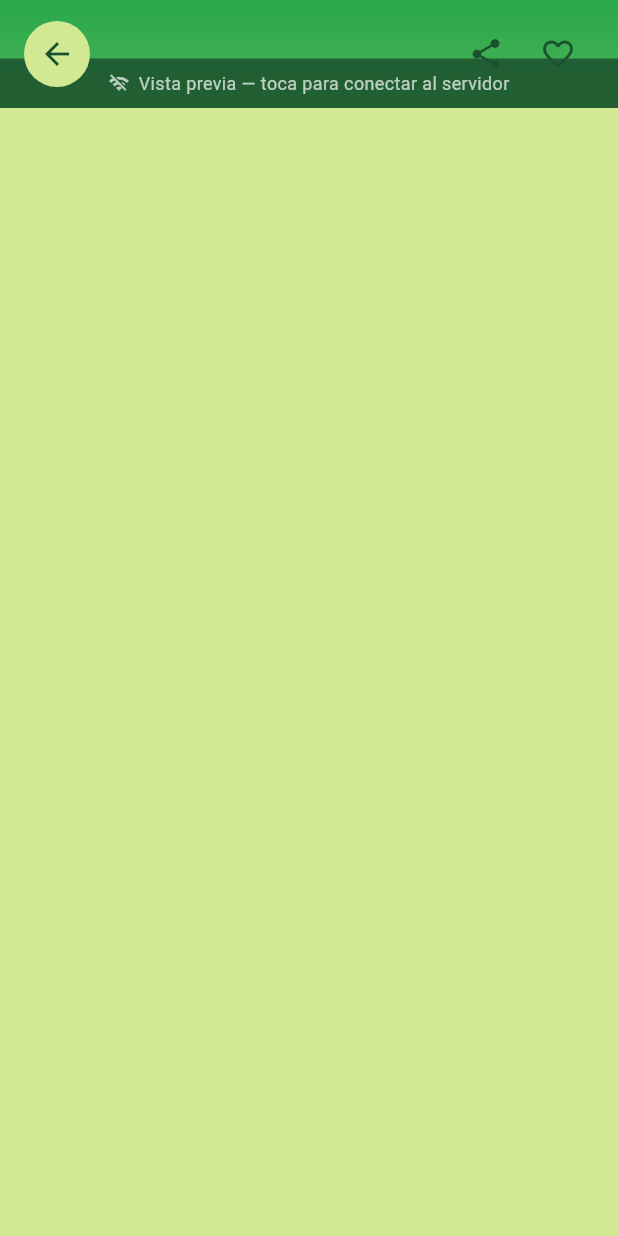
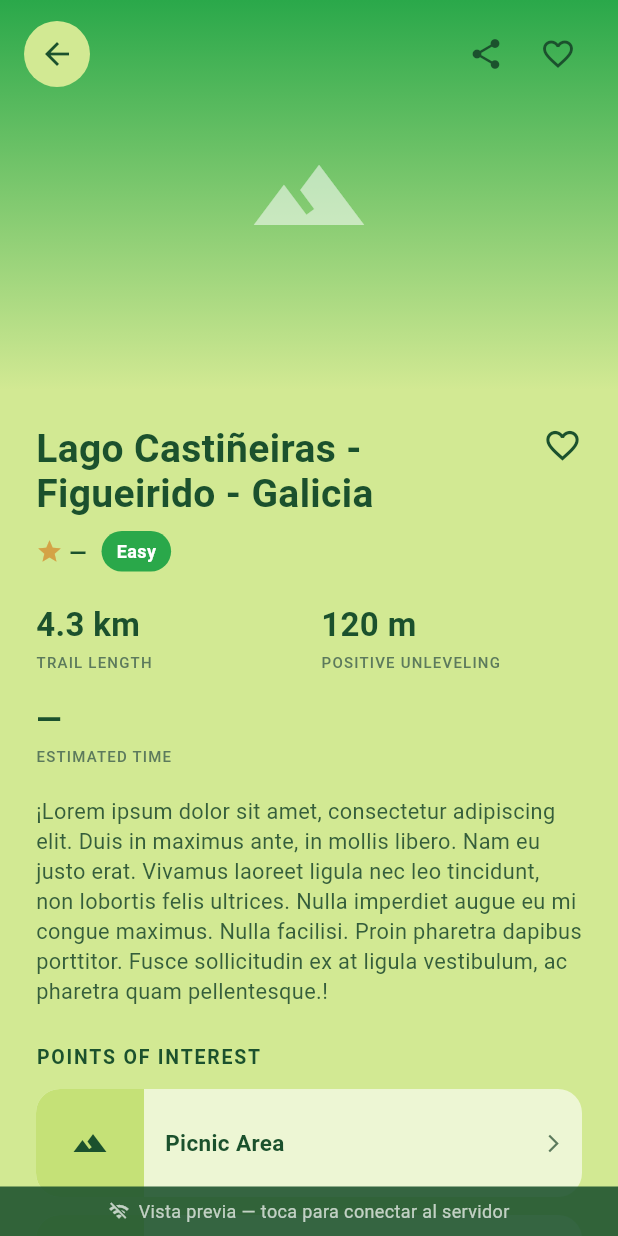
Before and after one commit to Gabriel-Perez-Marquez/TrailQuest-Mobile, a Flutter app: the screen it shows after launch, on a phone screen of 412 x 824 dp. Run offline on Flutter 3.47's test engine with Material 3 defaults, Android fonts, the phone set to English and light mode, and no system bars; our stand-ins replace bloc, flutter_bloc, flutter_map, google_fonts, latlong2, shared_preferences; network calls fail; Roboto replaces fonts that are missing (Georgia).

Commit message:
fix: Cambios necesarios para que la información del detalle de la ruta se muestre correctamente

```diff
--- a/lib/core/services/poi_service.dart
+++ b/lib/core/services/poi_service.dart
@@ -1,11 +1,12 @@
 import 'dart:convert';
 
+import 'package:flutter/foundation.dart';
 import 'package:http/http.dart' as http;
 import 'package:trailquest_mobile/core/models/poi.dart';
 
 class PoiService {
-  // Mismo baseUrl que RouteService (10.0.2.2 = localhost desde el emulador Android)
-  final String baseUrl = 'http://10.0.2.2:8080/api';
+  String get baseUrl =>
+      kIsWeb ? 'http://localhost:8080/api' : 'http://10.0.2.2:8080/api';
 
   /// Devuelve todos los POIs de una ruta: GET /api/pois/route/{routeId}
   Future<List<POI>> getPoisByRoute(int routeId) async {
--- a/lib/core/services/route_service.dart
+++ b/lib/core/services/route_service.dart
@@ -1,9 +1,12 @@
 import 'dart:convert';
+import 'package:flutter/foundation.dart';
 import 'package:http/http.dart' as http;
 import 'package:trailquest_mobile/core/models/route_response.dart';
 
 class RouteService {
-  final String baseUrl = 'http://10.0.2.2:8080/api';
+  // En web (navegador) el backend está en localhost; en emulador Android en 10.0.2.2
+  String get baseUrl =>
+      kIsWeb ? 'http://localhost:8080/api' : 'http://10.0.2.2:8080/api';
 
   Future<TrailRoute> getRoute(int routeId) async {
     try {
--- a/lib/features/route_details/ui/route_detail_view.dart
+++ b/lib/features/route_details/ui/route_detail_view.dart
@@ -126,35 +126,34 @@ class _RouteDetailPageViewState extends State<RouteDetailPageView> {
   }
 
   Widget _buildContent(BuildContext context, TrailRoute route, List<POI> pois, bool isMock) {
-    final size = MediaQuery.of(context).size;
-
     return Stack(
       children: [
-        Positioned(
-          top: 0,
-          left: 0,
-          right: 0,
-          height: size.height * 0.45,
-          child: RouteHeaderImage(
-            coverFileId: route.coverFileId,
+        // Cuerpo principal con imagen y contenido scrollable
+        CustomScrollView(
+          slivers: [
+            SliverAppBar(
+              expandedHeight: 260,
+              automaticallyImplyLeading: false,
+              backgroundColor: Colors.transparent,
+              elevation: 0,
+              flexibleSpace: FlexibleSpaceBar(
+                background: RouteHeaderImage(coverFileId: route.coverFileId),
               ),
             ),
-        Positioned.fill(
-          top: size.height * 0.30,
-          child: SingleChildScrollView(
+            SliverToBoxAdapter(
               child: Container(
-              width: double.infinity,
                 decoration: const BoxDecoration(
                   color: Color(0xFFD2E993),
-                borderRadius:
-                    BorderRadius.vertical(top: Radius.circular(32)),
+                  borderRadius: BorderRadius.vertical(top: Radius.circular(32)),
                 ),
                 padding: const EdgeInsets.fromLTRB(24, 24, 24, 96),
                 child: _buildBody(context, route, pois),
               ),
             ),
+          ],
         ),
-        // Banner de datos de muestra
+
+        // Banner de datos de muestra (abajo)
         if (isMock)
           Positioned(
             bottom: 0,
@@ -166,7 +165,7 @@ class _RouteDetailPageViewState extends State<RouteDetailPageView> {
                 onTap: () => setState(() => _dataFuture = _loadData()),
                 child: Container(
                   padding: const EdgeInsets.symmetric(vertical: 8),
-                  color: const Color(0xFF1B512D).withOpacity(0.85),
+                  color: const Color(0xFF1B512D).withOpacity(0.88),
                   child: const Row(
                     mainAxisAlignment: MainAxisAlignment.center,
                     children: [
@@ -182,10 +181,11 @@ class _RouteDetailPageViewState extends State<RouteDetailPageView> {
               ),
             ),
           ),
+
+        // Botones de cabecera (back + acciones)
         SafeArea(
           child: Padding(
-            padding:
-                const EdgeInsets.symmetric(horizontal: 16, vertical: 12),
+            padding: const EdgeInsets.symmetric(horizontal: 16, vertical: 12),
             child: Row(
               mainAxisAlignment: MainAxisAlignment.spaceBetween,
               children: [
@@ -271,7 +271,7 @@ class _RouteDetailPageViewState extends State<RouteDetailPageView> {
         ),
         const SizedBox(height: 20),
         const Text(
-          '¡Explore this route y descubre sus puntos de interés!',
+          '¡Lorem ipsum dolor sit amet, consectetur adipiscing elit. Duis in maximus ante, in mollis libero. Nam eu justo erat. Vivamus laoreet ligula nec leo tincidunt, non lobortis felis ultrices. Nulla imperdiet augue eu mi congue maximus. Nulla facilisi. Proin pharetra dapibus porttitor. Fusce sollicitudin ex at ligula vestibulum, ac pharetra quam pellentesque.!',
           style: TextStyle(
             fontSize: 14.5,
             color: Color(0xFF355E3B),
```
Also changed, not shown: lib/features/favourite_routes/ui/favourite_routes_page.dart (added). Lines whose indentation alone changed are shown as unchanged.
